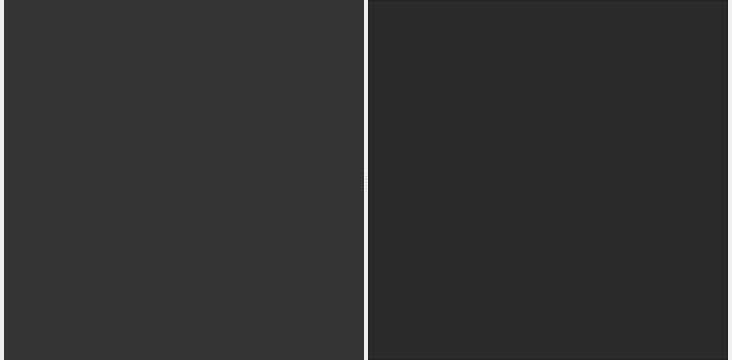
Old version of the form Editor/Source/CrystalEditor/Private/Editor/CrystalEditor/AssetsView/AssetsView.ui in the repository neelmewada/CrystalEngine.
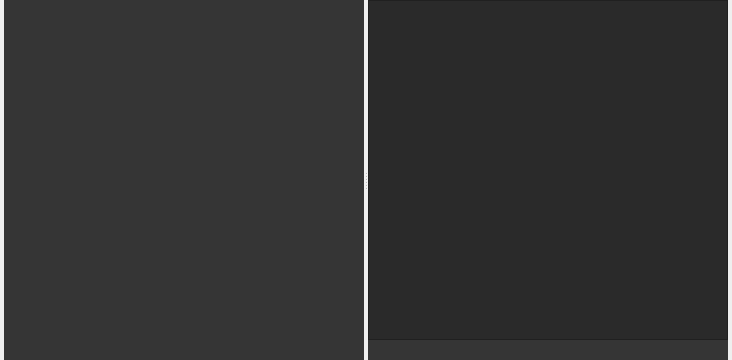
New version of the form.

Commit message: asset window ui wip

The edit to the form file:
```diff
--- a/Editor/Source/CrystalEditor/Private/Editor/CrystalEditor/AssetsView/AssetsView.ui
+++ b/Editor/Source/CrystalEditor/Private/Editor/CrystalEditor/AssetsView/AssetsView.ui
@@ -63,6 +63,9 @@
      </widget>
      <widget class="QWidget" name="verticalLayoutWidget_2">
       <layout class="QVBoxLayout" name="rightLayout">
+       <property name="spacing">
+        <number>0</number>
+       </property>
        <item>
         <widget class="QTableView" name="assetsContentView">
          <property name="styleSheet">
@@ -70,6 +73,66 @@
 	background-color: rgb(42, 42, 42);
 }</string>
          </property>
+         <property name="dragEnabled">
+          <bool>true</bool>
+         </property>
+         <property name="dragDropOverwriteMode">
+          <bool>false</bool>
+         </property>
+         <property name="dragDropMode">
+          <enum>QAbstractItemView::DragDrop</enum>
+         </property>
+         <property name="defaultDropAction">
+          <enum>Qt::MoveAction</enum>
+         </property>
+         <property name="selectionMode">
+          <enum>QAbstractItemView::ExtendedSelection</enum>
+         </property>
+         <property name="showGrid">
+          <bool>false</bool>
+         </property>
+         <property name="gridStyle">
+          <enum>Qt::NoPen</enum>
+         </property>
+         <attribute name="horizontalHeaderVisible">
+          <bool>false</bool>
+         </attribute>
+         <attribute name="verticalHeaderVisible">
+          <bool>false</bool>
+         </attribute>
+        </widget>
+       </item>
+       <item>
+        <widget class="QFrame" name="assetSelectionFrame">
+         <property name="styleSheet">
+          <string notr="true">#assetSelectionFrame {
+	background-color: rgb(53, 53, 53);
+}</string>
+         </property>
+         <property name="frameShape">
+          <enum>QFrame::NoFrame</enum>
+         </property>
+         <property name="frameShadow">
+          <enum>QFrame::Plain</enum>
+         </property>
+         <layout class="QHBoxLayout" name="horizontalLayout">
+          <property name="leftMargin">
+           <number>6</number>
+          </property>
+          <property name="topMargin">
+           <number>3</number>
+          </property>
+          <property name="bottomMargin">
+           <number>3</number>
+          </property>
+          <item>
+           <widget class="QLabel" name="selectedAssetLabel">
+            <property name="text">
+             <string/>
+            </property>
+           </widget>
+          </item>
+         </layout>
         </widget>
        </item>
       </layout>
```
The commit also changes 290 other files.
